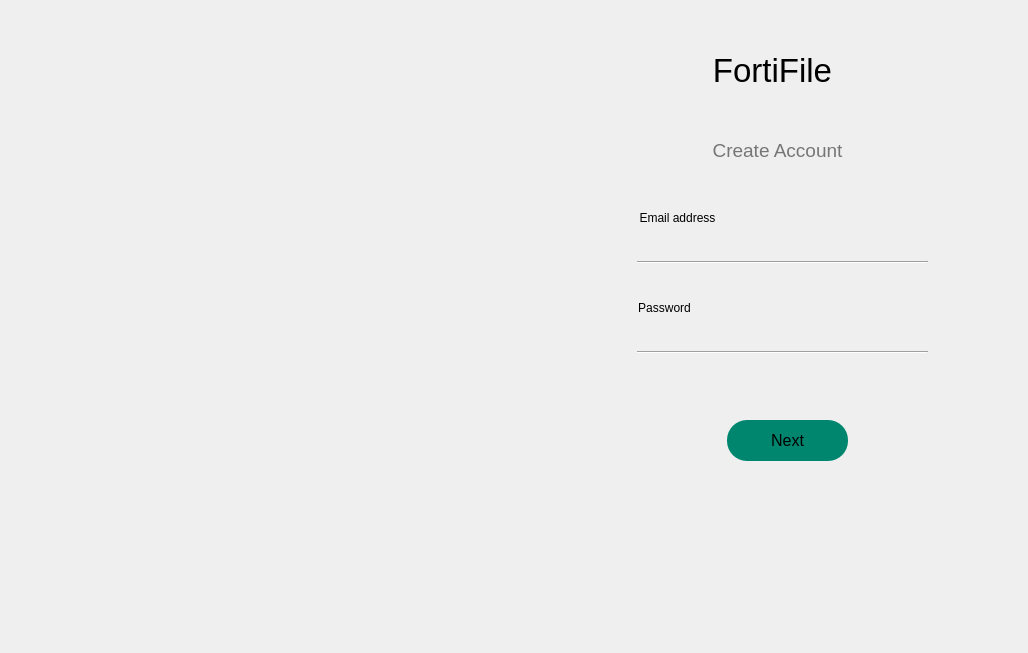
Old version of the form ui_files/create_acc.ui in the repository Amanrai503/Secure-file-management-system.
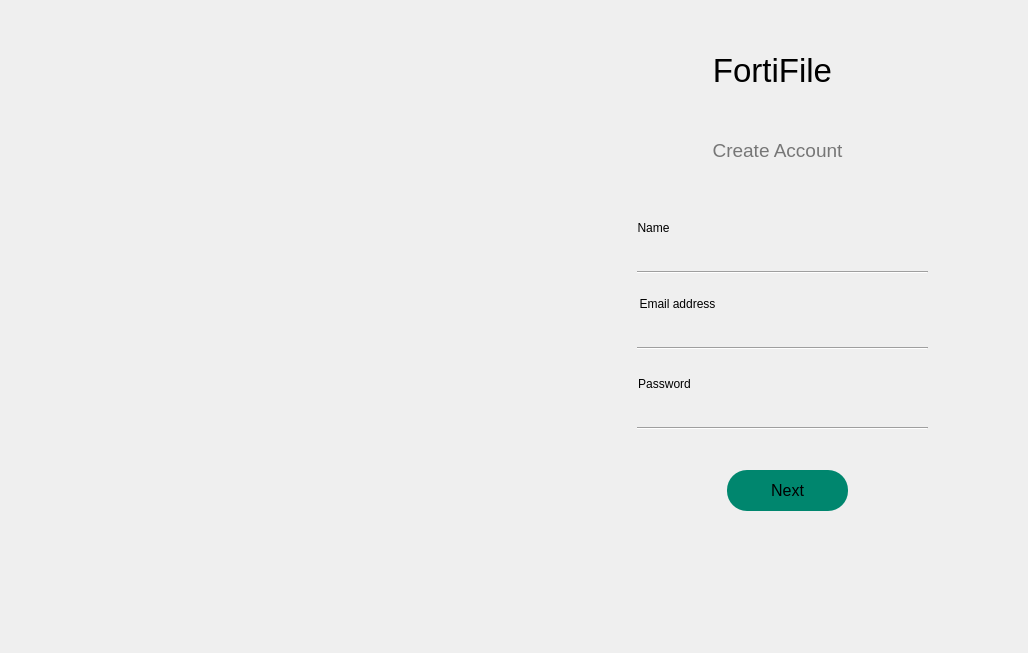
New version of the form. Icons and pictures are not drawn.

Commit message: adding logic to update database

What changed in the file:
```diff
--- a/ui_files/create_acc.ui
+++ b/ui_files/create_acc.ui
@@ -98,7 +98,7 @@
          <property name="geometry">
           <rect>
            <x>120</x>
-           <y>190</y>
+           <y>276</y>
            <width>81</width>
            <height>16</height>
           </rect>
@@ -114,7 +114,7 @@
          <property name="geometry">
           <rect>
            <x>120</x>
-           <y>280</y>
+           <y>356</y>
            <width>55</width>
            <height>16</height>
           </rect>
@@ -130,7 +130,7 @@
          <property name="geometry">
           <rect>
            <x>120</x>
-           <y>210</y>
+           <y>296</y>
            <width>291</width>
            <height>31</height>
           </rect>
@@ -140,7 +140,7 @@
          <property name="geometry">
           <rect>
            <x>120</x>
-           <y>234</y>
+           <y>320</y>
            <width>291</width>
            <height>16</height>
           </rect>
@@ -153,7 +153,7 @@
          <property name="geometry">
           <rect>
            <x>120</x>
-           <y>324</y>
+           <y>400</y>
            <width>291</width>
            <height>16</height>
           </rect>
@@ -166,17 +166,23 @@
          <property name="geometry">
           <rect>
            <x>120</x>
-           <y>300</y>
+           <y>376</y>
            <width>291</width>
            <height>31</height>
           </rect>
          </property>
+         <property name="echoMode">
+          <enum>QLineEdit::Password</enum>
+         </property>
+         <property name="clearButtonEnabled">
+          <bool>true</bool>
+         </property>
         </widget>
         <widget class="QPushButton" name="next_btn">
          <property name="geometry">
           <rect>
            <x>210</x>
-           <y>400</y>
+           <y>450</y>
            <width>121</width>
            <height>41</height>
           </rect>
@@ -195,6 +201,48 @@
           <string>Next</string>
          </property>
         </widget>
+        <widget class="QLabel" name="label_5">
+         <property name="geometry">
+          <rect>
+           <x>96</x>
+           <y>200</y>
+           <width>81</width>
+           <height>16</height>
+          </rect>
+         </property>
+         <property name="text">
+          <string>Name</string>
+         </property>
+         <property name="alignment">
+          <set>Qt::AlignCenter</set>
+         </property>
+        </widget>
+        <widget class="Line" name="line_3">
+         <property name="geometry">
+          <rect>
+           <x>120</x>
+           <y>244</y>
+           <width>291</width>
+           <height>16</height>
+          </rect>
+         </property>
+         <property name="orientation">
+          <enum>Qt::Horizontal</enum>
+         </property>
+        </widget>
+        <widget class="QLineEdit" name="name">
+         <property name="geometry">
+          <rect>
+           <x>120</x>
+           <y>220</y>
+           <width>291</width>
+           <height>31</height>
+          </rect>
+         </property>
+         <property name="clearButtonEnabled">
+          <bool>true</bool>
+         </property>
+        </widget>
        </widget>
       </item>
      </layout>
```
Left out of the diff: 7 changed lines with no effect on the pictures. The commit also changes 2 other files.
